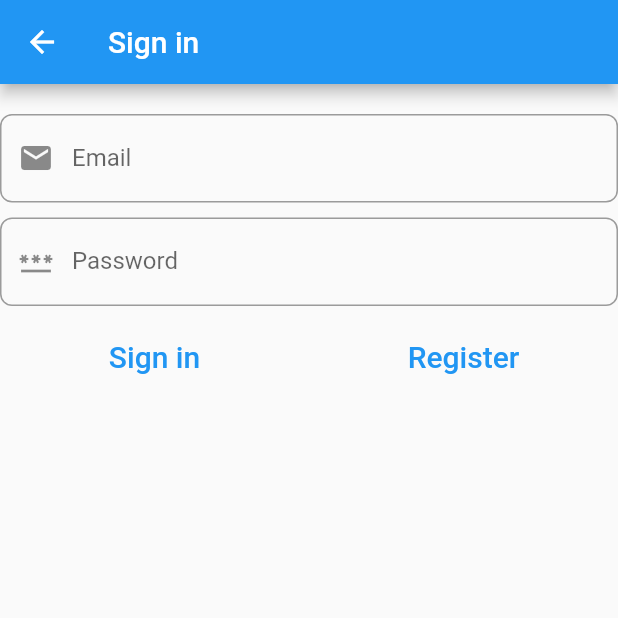
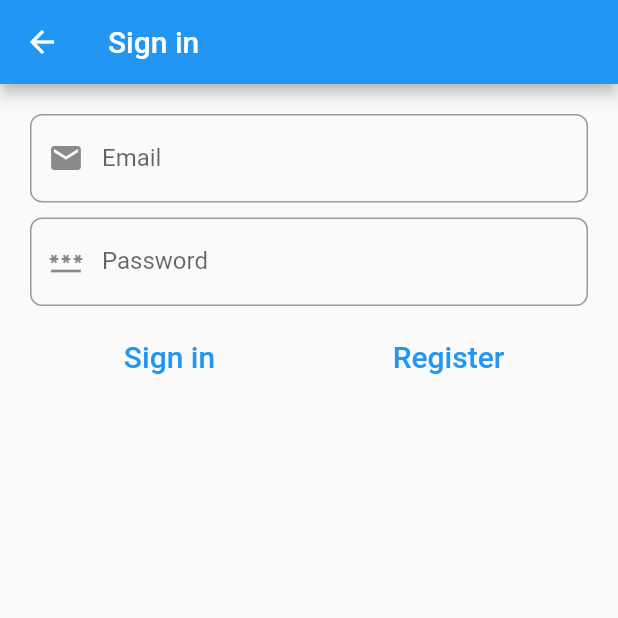
Before and after one commit to seifhamzaoui/note-app-domain-driven-design, a Flutter app: the screen it shows after launch, on a phone screen of 412 x 824 dp, the top half of it. Run offline on Flutter 3.47's test engine with Material 2 defaults, Android fonts, the phone set to English and light mode, and no system bars; our stand-ins replace another_flushbar, auto_route, bloc, dartz, equatable, firebase_auth and 6 more; accounts and stored records are empty.

```diff
--- a/lib/presentation/auth/widgets/signin_form.dart
+++ b/lib/presentation/auth/widgets/signin_form.dart
@@ -43,7 +43,9 @@ class SigninForm extends StatelessWidget {
         Scaffold.of(context).showSnackBar(snackBar);
       }
     }, builder: (_, state) {
-      return Form(
+      return Padding(
+        padding: const EdgeInsets.symmetric(horizontal: 20),
+        child: Form(
           autovalidateMode: BlocProvider.of<SigninBloc>(context).state.showErrors
               ? AutovalidateMode.always
               : AutovalidateMode.disabled,
@@ -127,6 +129,7 @@ class SigninForm extends StatelessWidget {
                 ),
             ],
           ),
+        ),
       );
     });
   }
```
Lines whose indentation alone changed are shown as unchanged.
